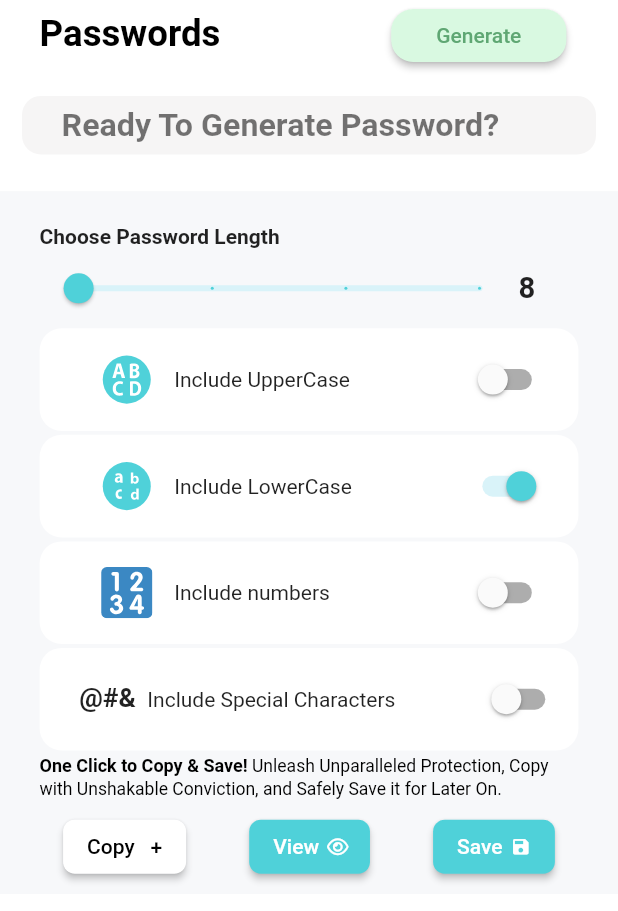
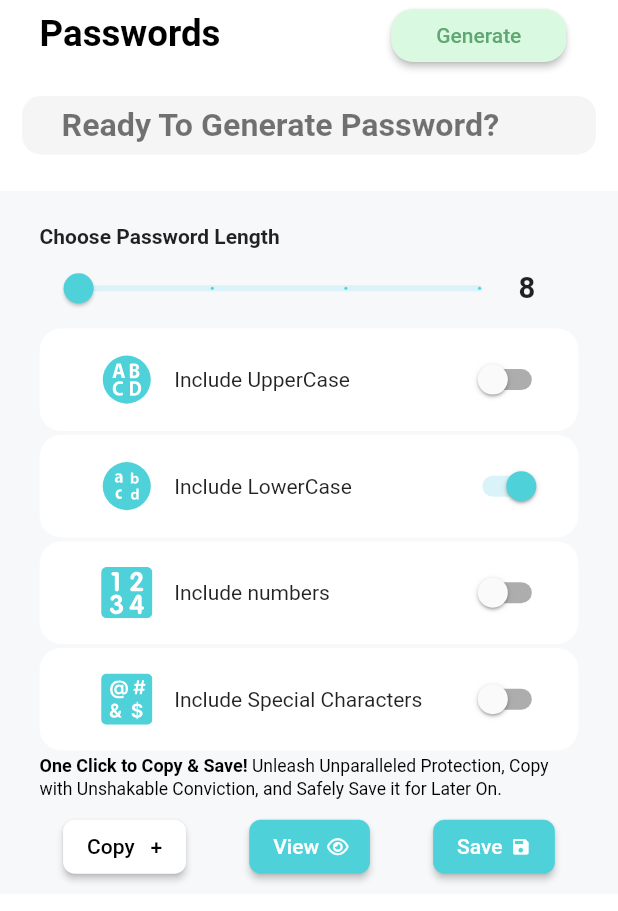
Before and after one commit to codersantoshadhikari/strong-password-, a Flutter app: the PasswordGeneratorScreen screen opened by its route, on a phone screen of 412 x 824 dp, the part 325-1236 px from its top. Run offline on Flutter 3.47's test engine with Material 2 defaults, Android fonts, the phone set to English and light mode, and no system bars; our stand-ins replace equatable, flutter_bloc, flutter_screenutil, flutter_svg, font_awesome_flutter, hydrated_bloc.

Commit message:
problem slved

```diff
--- a/lib/constants/app_icons.dart
+++ b/lib/constants/app_icons.dart
@@ -1,6 +1,6 @@
 class AppIcons {
   AppIcons._();
-  ///splash Screen Logo///
+  ///splash Screen Logo
   static const String appLogo = 'assets/png_images/app_logo.png';
   static const String onlyLogo = 'assets/png_images/logo.png';
   static const String backGroundDecImage = 'assets/png_images/decoration_image_icon.png';
@@ -8,7 +8,7 @@ class AppIcons {
 
 
 
-  ///svg_icons///
+  ///svg_icons
   static const String lowerCaseIcon = 'assets/svg_images/lowercase_icon.svg';
   static const String upperCaseIcon = 'assets/svg_images/uppercase_icon.svg';
   static const String numberIcon = 'assets/svg_images/number_icon.svg';
@@ -17,15 +17,6 @@ class AppIcons {
   static const String backGroundDecIcon = 'assets/svg_images/background_dec_icon.svg';
   static const String bubbleArt = 'assets/svg_images/bubble_art.svg';
   static const String failBubble = 'assets/svg_images/comment_bubble.svg';
-
-
-
-
-
-  // static const String  appNameFirstPart = 'assets/png_images/app_name_first.png';
-  // static const String appNameLastPart = 'assets/png_images/app_name_second.png';
-
-  ///home screen background image///
-  // static const String backgroundImage = 'assets/png_images/background_image.png';
+  static const String specCharactersIcon = 'assets/svg_images/spc_character_icon.svg';
 
 }
--- a/lib/password_gen/split_widget/password_option/password_option_widget.dart
+++ b/lib/password_gen/split_widget/password_option/password_option_widget.dart
@@ -132,6 +132,7 @@ class _PasswordOptionChooseWidgetState
             Padding(
               padding: EdgeInsets.symmetric(horizontal: 25.w),
               child: OptionRowCardWidget(
+                iconAsset: AppIcons.specCharactersIcon,
                 text: 'Include Special Characters',
                 value: widget.isSpecialCharacters,
                 onChanged: widget.onSpecialCharactersChanged,
--- a/lib/password_gen/split_widget/password_option/sub-widget/option_row_widget.dart
+++ b/lib/password_gen/split_widget/password_option/sub-widget/option_row_widget.dart
@@ -38,17 +38,12 @@ class OptionRowCardWidget extends StatelessWidget {
               flex: 1,
               child: Padding(
                 padding: EdgeInsets.only(left: 25.w),
-                child: iconAsset != null
-                    ? SvgPicture.asset(
+                child:
+                    SvgPicture.asset(
                         iconAsset!,
                         width: 35.w,
                         height: 35.h,
                       )
-                    : Text(
-                        "@#&",
-                        style: TextStyle(
-                            fontWeight: FontWeight.bold, fontSize: 18.sp),
-                      ),
               ),
             ),
             Expanded(
```
Also changed, not shown: assets/svg_images/number_icon.svg, assets/svg_images/spc_character_icon.svg (added).
